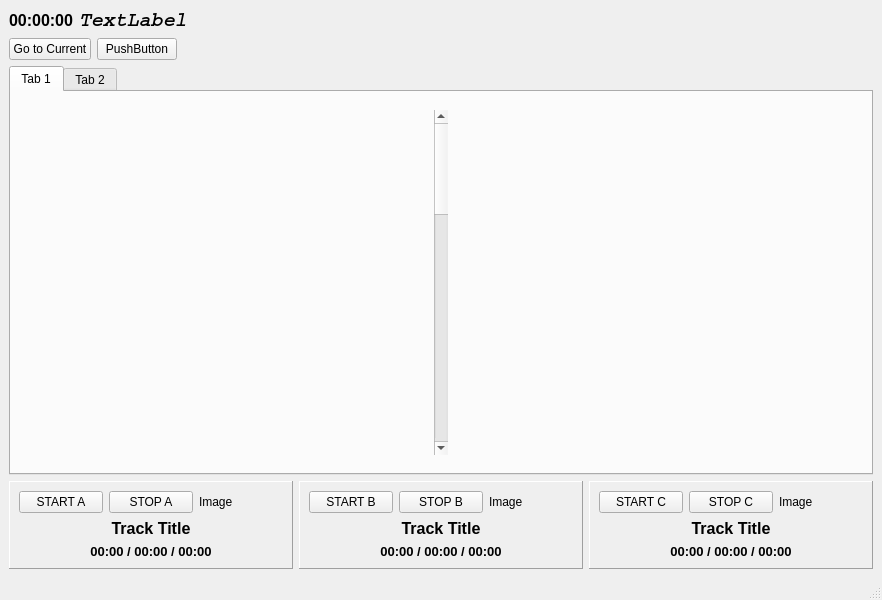
Before: the Qt Designer form mainwindow.ui in pgathogo/MockOats, drawn with Qt 5.
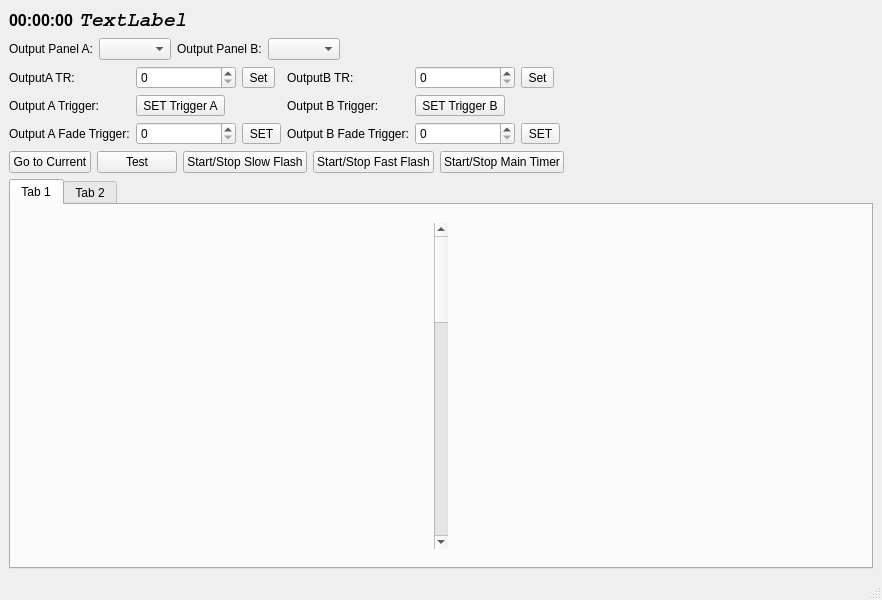
After: the same form once the commit is applied.

Commit message:
Added timers for slow and fast flashing.
Play and Stop buttons for output panels are now attached to the
slow and fast timers to supporting flashing when specified
trigger times are reached.

The edit to the form file:
```diff
--- a/mainwindow.ui
+++ b/mainwindow.ui
@@ -14,7 +14,7 @@
    <string>MainWindow</string>
   </property>
   <widget class="QWidget" name="centralwidget">
-   <layout class="QVBoxLayout" name="verticalLayout_15">
+   <layout class="QVBoxLayout" name="verticalLayout_11">
     <item>
      <layout class="QHBoxLayout" name="horizontalLayout_9" stretch="0,1">
       <item>
@@ -49,6 +49,176 @@
       </item>
      </layout>
     </item>
+    <item>
+     <layout class="QHBoxLayout" name="horizontalLayout">
+      <item>
+       <widget class="QLabel" name="label_18">
+        <property name="text">
+         <string>Output Panel A:</string>
+        </property>
+       </widget>
+      </item>
+      <item>
+       <widget class="QComboBox" name="cbStatusA"/>
+      </item>
+      <item>
+       <widget class="QLabel" name="label_17">
+        <property name="text">
+         <string>Output Panel B:</string>
+        </property>
+       </widget>
+      </item>
+      <item>
+       <widget class="QComboBox" name="cbStatusB"/>
+      </item>
+      <item>
+       <spacer name="horizontalSpacer_2">
+        <property name="orientation">
+         <enum>Qt::Horizontal</enum>
+        </property>
+        <property name="sizeHint" stdset="0">
+         <size>
+          <width>40</width>
+          <height>20</height>
+         </size>
+        </property>
+       </spacer>
+      </item>
+     </layout>
+    </item>
+    <item>
+     <layout class="QGridLayout" name="gridLayout_3">
+      <item row="1" column="6">
+       <spacer name="horizontalSpacer_3">
+        <property name="orientation">
+         <enum>Qt::Horizontal</enum>
+        </property>
+        <property name="sizeHint" stdset="0">
+         <size>
+          <width>40</width>
+          <height>20</height>
+         </size>
+        </property>
+       </spacer>
+      </item>
+      <item row="1" column="0">
+       <widget class="QLabel" name="label_21">
+        <property name="text">
+         <string>Output A Trigger:</string>
+        </property>
+       </widget>
+      </item>
+      <item row="2" column="1">
+       <widget class="QSpinBox" name="sbFadeA"/>
+      </item>
+      <item row="2" column="5">
+       <widget class="QToolButton" name="tbFadeB">
+        <property name="text">
+         <string>SET</string>
+        </property>
+       </widget>
+      </item>
+      <item row="2" column="3">
+       <widget class="QLabel" name="label_24">
+        <property name="text">
+         <string>Output B Fade Trigger:</string>
+        </property>
+       </widget>
+      </item>
+      <item row="1" column="3">
+       <widget class="QLabel" name="label_22">
+        <property name="text">
+         <string>Output B Trigger:</string>
+        </property>
+       </widget>
+      </item>
+      <item row="2" column="2">
+       <widget class="QToolButton" name="tbFadeA">
+        <property name="text">
+         <string>SET</string>
+        </property>
+       </widget>
+      </item>
+      <item row="2" column="0">
+       <widget class="QLabel" name="label_23">
+        <property name="text">
+         <string>Output A Fade Trigger:</string>
+        </property>
+       </widget>
+      </item>
+      <item row="2" column="4">
+       <widget class="QSpinBox" name="sbFadeB"/>
+      </item>
+      <item row="0" column="0">
+       <widget class="QLabel" name="label_19">
+        <property name="text">
+         <string>OutputA TR:</string>
+        </property>
+       </widget>
+      </item>
+      <item row="0" column="1">
+       <widget class="QSpinBox" name="sbA">
+        <property name="minimumSize">
+         <size>
+          <width>100</width>
+          <height>0</height>
+         </size>
+        </property>
+        <property name="maximum">
+         <number>99999999</number>
+        </property>
+       </widget>
+      </item>
+      <item row="0" column="2">
+       <widget class="QToolButton" name="tbTRA">
+        <property name="text">
+         <string>Set</string>
+        </property>
+       </widget>
+      </item>
+      <item row="0" column="3">
+       <widget class="QLabel" name="label_20">
+        <property name="text">
+         <string>OutputB TR:</string>
+        </property>
+       </widget>
+      </item>
+      <item row="0" column="4">
+       <widget class="QSpinBox" name="sbB">
+        <property name="minimumSize">
+         <size>
+          <width>100</width>
+          <height>0</height>
+         </size>
+        </property>
+        <property name="maximum">
+         <number>9999999</number>
+        </property>
+       </widget>
+      </item>
+      <item row="0" column="5">
+       <widget class="QToolButton" name="tbTRB">
+        <property name="text">
+         <string>Set</string>
+        </property>
+       </widget>
+      </item>
+      <item row="1" column="1" colspan="2">
+       <widget class="QToolButton" name="tbTriggerA">
+        <property name="text">
+         <string>SET Trigger A</string>
+        </property>
+       </widget>
+      </item>
+      <item row="1" column="4" colspan="2">
+       <widget class="QToolButton" name="tbTriggerB">
+        <property name="text">
+         <string>SET Trigger B</string>
+        </property>
+       </widget>
+      </item>
+     </layout>
+    </item>
     <item>
      <layout class="QHBoxLayout" name="horizontalLayout_6">
       <item>
@@ -59,9 +229,45 @@
        </widget>
       </item>
       <item>
-       <widget class="QPushButton" name="pushButton_2">
+       <widget class="QPushButton" name="btnTest">
+        <property name="autoFillBackground">
+         <bool>false</bool>
+        </property>
+        <property name="styleSheet">
+         <string notr="true"/>
+        </property>
         <property name="text">
-         <string>PushButton</string>
+         <string>Test</string>
+        </property>
+       </widget>
+      </item>
+      <item>
+       <widget class="QPushButton" name="btnSlowFlash">
+        <property name="text">
+         <string>Start/Stop Slow Flash</string>
+        </property>
+        <property name="checkable">
+         <bool>true</bool>
+        </property>
+       </widget>
+      </item>
+      <item>
+       <widget class="QPushButton" name="btnFastFlash">
+        <property name="text">
+         <string>Start/Stop Fast Flash</string>
+        </property>
+        <property name="checkable">
+         <bool>true</bool>
+        </property>
+       </widget>
+      </item>
+      <item>
+       <widget class="QPushButton" name="btnMainTimer">
+        <property name="text">
+         <string>Start/Stop Main Timer</string>
+        </property>
+        <property name="checkable">
+         <bool>true</bool>
         </property>
        </widget>
       </item>
@@ -563,221 +769,7 @@
      </widget>
     </item>
     <item>
-     <layout class="QHBoxLayout" name="horizontalLayout_8">
-      <item>
-       <widget class="QFrame" name="frame_10">
-        <property name="frameShape">
-         <enum>QFrame::Panel</enum>
-        </property>
-        <property name="frameShadow">
-         <enum>QFrame::Raised</enum>
-        </property>
-        <layout class="QVBoxLayout" name="verticalLayout_11">
-         <item>
-          <layout class="QHBoxLayout" name="horizontalLayout">
-           <item>
-            <widget class="QPushButton" name="btnStartA">
-             <property name="text">
-              <string>START A</string>
-             </property>
-            </widget>
-           </item>
-           <item>
-            <widget class="QPushButton" name="btnStopA">
-             <property name="text">
-              <string>STOP A</string>
-             </property>
-            </widget>
-           </item>
-           <item>
-            <widget class="QLabel" name="lblImageA">
-             <property name="text">
-              <string>Image</string>
-             </property>
-            </widget>
-           </item>
-          </layout>
-         </item>
-         <item>
-          <widget class="QLabel" name="lblTrackTitleA">
-           <property name="font">
-            <font>
-             <pointsize>12</pointsize>
-             <weight>75</weight>
-             <bold>true</bold>
-            </font>
-           </property>
-           <property name="text">
-            <string>Track Title</string>
-           </property>
-           <property name="alignment">
-            <set>Qt::AlignCenter</set>
-           </property>
-          </widget>
-         </item>
-         <item>
-          <widget class="QLabel" name="lblTimeA">
-           <property name="font">
-            <font>
-             <pointsize>10</pointsize>
-             <weight>75</weight>
-             <bold>true</bold>
-            </font>
-           </property>
-           <property name="text">
-            <string>00:00 / 00:00 / 00:00</string>
-           </property>
-           <property name="alignment">
-            <set>Qt::AlignCenter</set>
-           </property>
-          </widget>
-         </item>
-        </layout>
-       </widget>
-      </item>
-      <item>
-       <widget class="QFrame" name="frame_11">
-        <property name="frameShape">
-         <enum>QFrame::Panel</enum>
-        </property>
-        <property name="frameShadow">
-         <enum>QFrame::Raised</enum>
-        </property>
-        <layout class="QVBoxLayout" name="verticalLayout_13">
-         <item>
-          <layout class="QHBoxLayout" name="horizontalLayout_5">
-           <item>
-            <widget class="QPushButton" name="btnStartB">
-             <property name="text">
-              <string>START B</string>
-             </property>
-            </widget>
-           </item>
-           <item>
-            <widget class="QPushButton" name="btnStopB">
-             <property name="text">
-              <string>STOP B</string>
-             </property>
-            </widget>
-           </item>
-           <item>
-            <widget class="QLabel" name="lblImageB">
-             <property name="text">
-              <string>Image</string>
-             </property>
-            </widget>
-           </item>
-          </layout>
-         </item>
-         <item>
-          <widget class="QLabel" name="lblTrackTitleB">
-           <property name="font">
-            <font>
-             <pointsize>12</pointsize>
-             <weight>75</weight>
-             <bold>true</bold>
-            </font>
-           </property>
-           <property name="text">
-            <string>Track Title</string>
-           </property>
-           <property name="alignment">
-            <set>Qt::AlignCenter</set>
-           </property>
-          </widget>
-         </item>
-         <item>
-          <widget class="QLabel" name="lblTimeB">
-           <property name="font">
-            <font>
-             <pointsize>10</pointsize>
-             <weight>75</weight>
-             <bold>true</bold>
-            </font>
-           </property>
-           <property name="text">
-            <string>00:00 / 00:00 / 00:00</string>
-           </property>
-           <property name="alignment">
-            <set>Qt::AlignCenter</set>
-           </property>
-          </widget>
-         </item>
-        </layout>
-       </widget>
-      </item>
-      <item>
-       <widget class="QFrame" name="frame_12">
-        <property name="frameShape">
-         <enum>QFrame::Panel</enum>
-        </property>
-        <property name="frameShadow">
-         <enum>QFrame::Raised</enum>
-        </property>
-        <layout class="QVBoxLayout" name="verticalLayout_14">
-         <item>
-          <layout class="QHBoxLayout" name="horizontalLayout_7">
-           <item>
-            <widget class="QPushButton" name="btnStartC">
-             <property name="text">
-              <string>START C</string>
-             </property>
-            </widget>
-           </item>
-           <item>
-            <widget class="QPushButton" name="btnStopC">
-             <property name="text">
-              <string>STOP C</string>
-             </property>
-            </widget>
-           </item>
-           <item>
-            <widget class="QLabel" name="lblImageC">
-             <property name="text">
-              <string>Image</string>
-             </property>
-            </widget>
-           </item>
-          </layout>
-         </item>
-         <item>
-          <widget class="QLabel" name="lblTrackTitleC">
-           <property name="font">
-            <font>
-             <pointsize>12</pointsize>
-             <weight>75</weight>
-             <bold>true</bold>
-            </font>
-           </property>
-           <property name="text">
-            <string>Track Title</string>
-           </property>
-           <property name="alignment">
-            <set>Qt::AlignCenter</set>
-           </property>
-          </widget>
-         </item>
-         <item>
-          <widget class="QLabel" name="lblTimeC">
-           <property name="font">
-            <font>
-             <pointsize>10</pointsize>
-             <weight>75</weight>
-             <bold>true</bold>
-            </font>
-           </property>
-           <property name="text">
-            <string>00:00 / 00:00 / 00:00</string>
-           </property>
-           <property name="alignment">
-            <set>Qt::AlignCenter</set>
-           </property>
-          </widget>
-         </item>
-        </layout>
-       </widget>
-      </item>
-     </layout>
+     <layout class="QHBoxLayout" name="hlOutput"/>
     </item>
    </layout>
   </widget>
```
Left out of the diff: 3 changed lines with no effect on the pictures. The commit also changes 12 other files.
